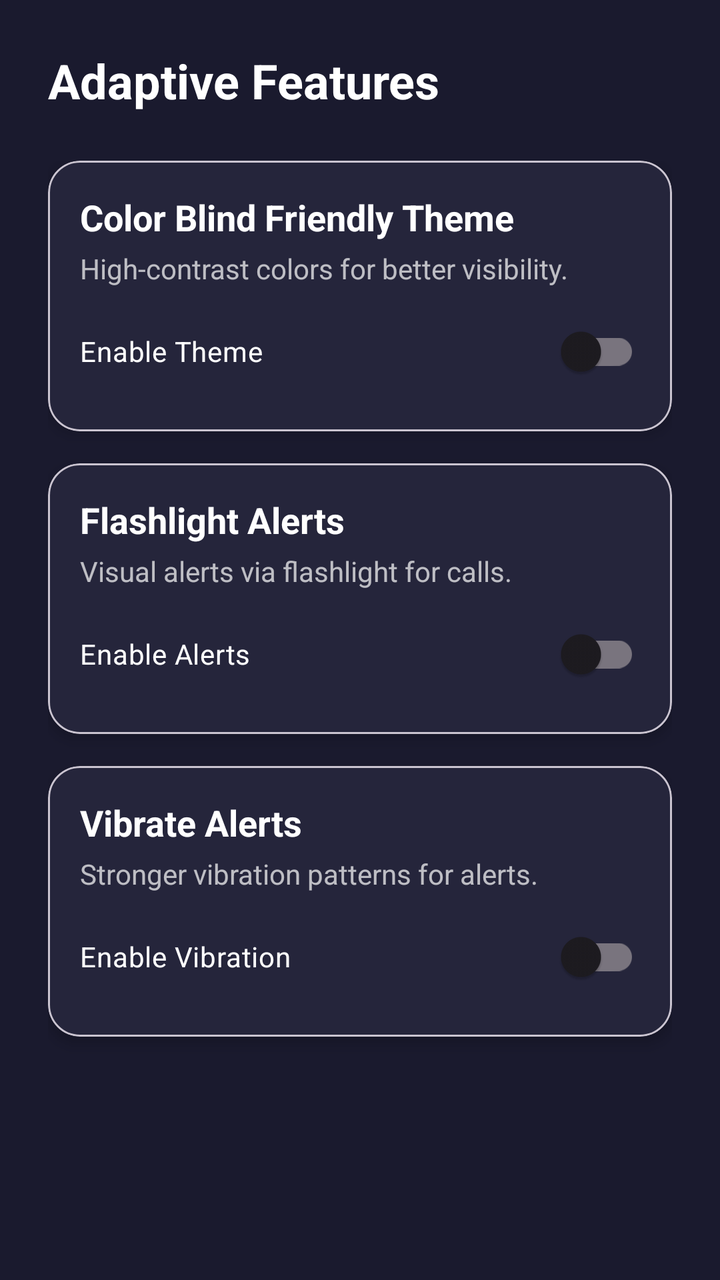
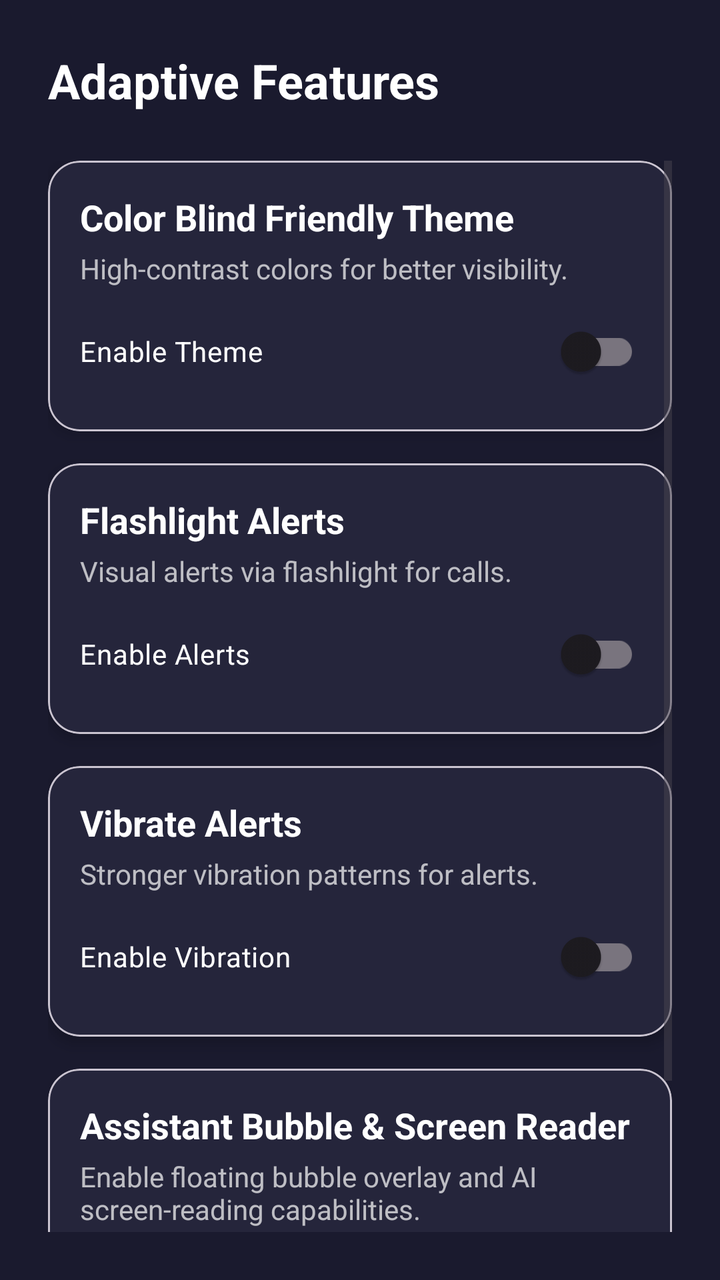

Compare the two renders of this Android layout. The source of the first and the diff that turns it into the second are given below.
<!-- AndroidManifest.xml: application theme Theme.MyAdapto -->
<!-- res/layout/fragment_adaptive_features.xml -->
<?xml version="1.0" encoding="utf-8"?>
<androidx.constraintlayout.widget.ConstraintLayout xmlns:android="http://schemas.android.com/apk/res/android"
    xmlns:app="http://schemas.android.com/apk/res-auto"
    android:layout_width="match_parent"
    android:layout_height="match_parent"
    android:background="#1A1A2E"
    android:padding="24dp">

    <TextView
        android:id="@+id/tv_adaptive_title"
        android:layout_width="wrap_content"
        android:layout_height="wrap_content"
        android:text="Adaptive Features"
        android:textColor="#FFFFFF"
        android:textSize="24sp"
        android:textStyle="bold"
        app:layout_constraintTop_toTopOf="parent"
        app:layout_constraintStart_toStartOf="parent" />

    <ScrollView
        android:layout_width="0dp"
        android:layout_height="0dp"
        android:layout_marginTop="24dp"
        app:layout_constraintTop_toBottomOf="@id/tv_adaptive_title"
        app:layout_constraintBottom_toBottomOf="parent"
        app:layout_constraintStart_toStartOf="parent"
        app:layout_constraintEnd_toEndOf="parent">

        <LinearLayout
            android:layout_width="match_parent"
            android:layout_height="wrap_content"
            android:orientation="vertical">

            
            <com.google.android.material.card.MaterialCardView
                android:id="@+id/card_color_blind"
                android:layout_width="match_parent"
                android:layout_height="wrap_content"
                android:layout_marginBottom="16dp"
                app:cardBackgroundColor="#25253B"
                app:cardCornerRadius="16dp"
                app:cardElevation="4dp">

                <LinearLayout
                    android:layout_width="match_parent"
                    android:layout_height="wrap_content"
                    android:orientation="vertical"
                    android:padding="16dp">

                    <TextView
                        android:layout_width="wrap_content"
                        android:layout_height="wrap_content"
                        android:text="Color Blind Friendly Theme"
                        android:textColor="#FFFFFF"
                        android:textSize="18sp"
                        android:textStyle="bold" />

                    <TextView
                        android:layout_width="wrap_content"
                        android:layout_height="wrap_content"
                        android:text="High-contrast colors for better visibility."
                        android:textColor="#B3FFFFFF"
                        android:textSize="14sp"
                        android:layout_marginTop="4dp" />

                    <com.google.android.material.switchmaterial.SwitchMaterial
                        android:id="@+id/switch_color_blind"
                        android:layout_width="match_parent"
                        android:layout_height="wrap_content"
                        android:layout_marginTop="8dp"
                        android:text="Enable Theme"
                        android:textColor="#FFFFFF" />
                </LinearLayout>
            </com.google.android.material.card.MaterialCardView>

            
            <com.google.android.material.card.MaterialCardView
                android:id="@+id/card_flashlight"
                android:layout_width="match_parent"
                android:layout_height="wrap_content"
                android:layout_marginBottom="16dp"
                app:cardBackgroundColor="#25253B"
                app:cardCornerRadius="16dp"
                app:cardElevation="4dp">

                <LinearLayout
                    android:layout_width="match_parent"
                    android:layout_height="wrap_content"
                    android:orientation="vertical"
                    android:padding="16dp">

                    <TextView
                        android:layout_width="wrap_content"
                        android:layout_height="wrap_content"
                        android:text="Flashlight Alerts"
                        android:textColor="#FFFFFF"
                        android:textSize="18sp"
                        android:textStyle="bold" />

                    <TextView
                        android:layout_width="wrap_content"
                        android:layout_height="wrap_content"
                        android:text="Visual alerts via flashlight for calls."
                        android:textColor="#B3FFFFFF"
                        android:textSize="14sp"
                        android:layout_marginTop="4dp" />

                    <com.google.android.material.switchmaterial.SwitchMaterial
                        android:id="@+id/switch_flashlight_alerts"
                        android:layout_width="match_parent"
                        android:layout_height="wrap_content"
                        android:layout_marginTop="8dp"
                        android:text="Enable Alerts"
                        android:textColor="#FFFFFF" />
                </LinearLayout>
            </com.google.android.material.card.MaterialCardView>

            
            <com.google.android.material.card.MaterialCardView
                android:id="@+id/card_vibrate"
                android:layout_width="match_parent"
                android:layout_height="wrap_content"
                android:layout_marginBottom="16dp"
                app:cardBackgroundColor="#25253B"
                app:cardCornerRadius="16dp"
                app:cardElevation="4dp">

                <LinearLayout
                    android:layout_width="match_parent"
                    android:layout_height="wrap_content"
                    android:orientation="vertical"
                    android:padding="16dp">

                    <TextView
                        android:layout_width="wrap_content"
                        android:layout_height="wrap_content"
                        android:text="Vibrate Alerts"
                        android:textColor="#FFFFFF"
                        android:textSize="18sp"
                        android:textStyle="bold" />

                    <TextView
                        android:layout_width="wrap_content"
                        android:layout_height="wrap_content"
                        android:text="Stronger vibration patterns for alerts."
                        android:textColor="#B3FFFFFF"
                        android:textSize="14sp"
                        android:layout_marginTop="4dp" />

                    <com.google.android.material.switchmaterial.SwitchMaterial
                        android:id="@+id/switch_vibrate_alerts"
                        android:layout_width="match_parent"
                        android:layout_height="wrap_content"
                        android:layout_marginTop="8dp"
                        android:text="Enable Vibration"
                        android:textColor="#FFFFFF" />
                </LinearLayout>
            </com.google.android.material.card.MaterialCardView>

        </LinearLayout>
    </ScrollView>

</androidx.constraintlayout.widget.ConstraintLayout>
<!-- resources referenced by this layout -->
<resources>
  <style name="Theme.MyAdapto" parent="Base.Theme.MyAdapto" />
  <style name="Base.Theme.MyAdapto" parent="Theme.Material3.DayNight.NoActionBar">
          
          
  
          <item name="android:windowSplashScreenBackground">#0A0F1F</item>
  
          <item name="android:windowSplashScreenAnimatedIcon">
              @drawable/adlogo
          </item>
      </style>
  <!-- drawable adlogo: png bitmap (drawable, 552473 bytes) -->
</resources>

<!-- the commit's change to res/layout/fragment_adaptive_features.xml (unified diff, before → after) -->
@@ -157,6 +157,50 @@
                 </LinearLayout>
             </com.google.android.material.card.MaterialCardView>
 
+            
+            <com.google.android.material.card.MaterialCardView
+                android:id="@+id/card_assistant_bubble"
+                android:layout_width="match_parent"
+                android:layout_height="wrap_content"
+                android:layout_marginBottom="16dp"
+                app:cardBackgroundColor="#25253B"
+                app:cardCornerRadius="16dp"
+                app:cardElevation="4dp">
+
+                <LinearLayout
+                    android:layout_width="match_parent"
+                    android:layout_height="wrap_content"
+                    android:orientation="vertical"
+                    android:padding="16dp">
+
+                    <TextView
+                        android:layout_width="wrap_content"
+                        android:layout_height="wrap_content"
+                        android:text="Assistant Bubble &amp; Screen Reader"
+                        android:textColor="#FFFFFF"
+                        android:textSize="18sp"
+                        android:textStyle="bold" />
+
+                    <TextView
+                        android:layout_width="wrap_content"
+                        android:layout_height="wrap_content"
+                        android:text="Enable floating bubble overlay and AI screen-reading capabilities."
+                        android:textColor="#B3FFFFFF"
+                        android:textSize="14sp"
+                        android:layout_marginTop="4dp" />
+
+                    <com.google.android.material.button.MaterialButton
+                        android:id="@+id/btn_setup_bubble"
+                        android:layout_width="wrap_content"
+                        android:layout_height="wrap_content"
+                        android:layout_marginTop="10dp"
+                        android:text="Setup Bubble &amp; Permissions"
+                        android:textColor="#FFFFFF"
+                        app:backgroundTint="#2563EB"
+                        app:cornerRadius="10dp" />
+                </LinearLayout>
+            </com.google.android.material.card.MaterialCardView>
+
         </LinearLayout>
     </ScrollView>
 
